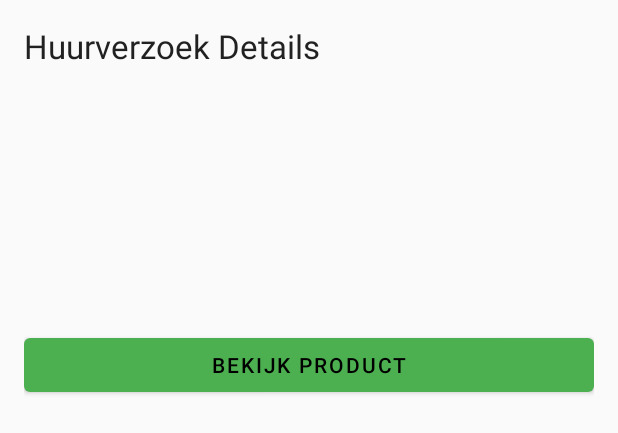
After one commit to marouane013/MobileDevelopment, an Android app built with Jetpack Compose: the layout dialog_rental_request_details.xml on its own in the app's theme, with its tools: preview values and no code run, on a phone screen of 412 x 824 dp. The commit adds this screen. Shown: the top 433 px of the screen. Run offline under Robolectric (Android 15) with nearby library versions, the phone set to English and light mode, and no system bars.

Commit message:
Mijn eigen historie zien van huurverzoeken

```diff
--- /dev/null
+++ b/app/src/main/res/layout/dialog_rental_request_details.xml
@@ -0,0 +1,54 @@
+<?xml version="1.0" encoding="utf-8"?>
+<LinearLayout xmlns:android="http://schemas.android.com/apk/res/android"
+    android:layout_width="match_parent"
+    android:layout_height="wrap_content"
+    android:orientation="vertical"
+    android:padding="16dp">
+
+    <TextView
+        android:layout_width="match_parent"
+        android:layout_height="wrap_content"
+        android:text="Huurverzoek Details"
+        android:textAppearance="@style/TextAppearance.Material3.TitleLarge"
+        android:layout_marginBottom="16dp"/>
+
+    <TextView
+        android:id="@+id/productTitle"
+        android:layout_width="match_parent"
+        android:layout_height="wrap_content"
+        android:textStyle="bold"
+        android:textSize="18sp"
+        android:layout_marginBottom="8dp"/>
+
+    <TextView
+        android:id="@+id/productPrice"
+        android:layout_width="match_parent"
+        android:layout_height="wrap_content"
+        android:layout_marginBottom="8dp"/>
+
+    <TextView
+        android:id="@+id/rentalPeriod"
+        android:layout_width="match_parent"
+        android:layout_height="wrap_content"
+        android:layout_marginBottom="8dp"/>
+
+    <TextView
+        android:id="@+id/requestStatus"
+        android:layout_width="wrap_content"
+        android:layout_height="wrap_content"
+        android:padding="4dp"
+        android:textColor="@android:color/white"/>
+
+    <TextView
+        android:id="@+id/productAddress"
+        android:layout_width="match_parent"
+        android:layout_height="wrap_content"
+        android:layout_marginTop="8dp"/>
+
+    <com.google.android.material.button.MaterialButton
+        android:id="@+id/viewProductButton"
+        android:layout_width="match_parent"
+        android:layout_height="wrap_content"
+        android:layout_marginTop="16dp"
+        android:text="Bekijk Product"/>
+</LinearLayout>
```
Also changed, not shown: app/src/main/java/com/example/verhuur_app/adapters/MyRequestsAdapter.kt (added, +58 -0 lines), app/src/main/java/com/example/verhuur_app/ui/detail/ProductDetailFragment.kt (+46 -47 lines), app/src/main/java/com/example/verhuur_app/ui/home/HomeFragment.kt (+108 -0 lines), app/src/main/res/layout/dialog_my_requests.xml (added, +30 -0 lines), app/src/main/res/layout/fragment_home.xml (+8 -0 lines), app/src/main/res/layout/item_my_request.xml (added, +36 -0 lines).
